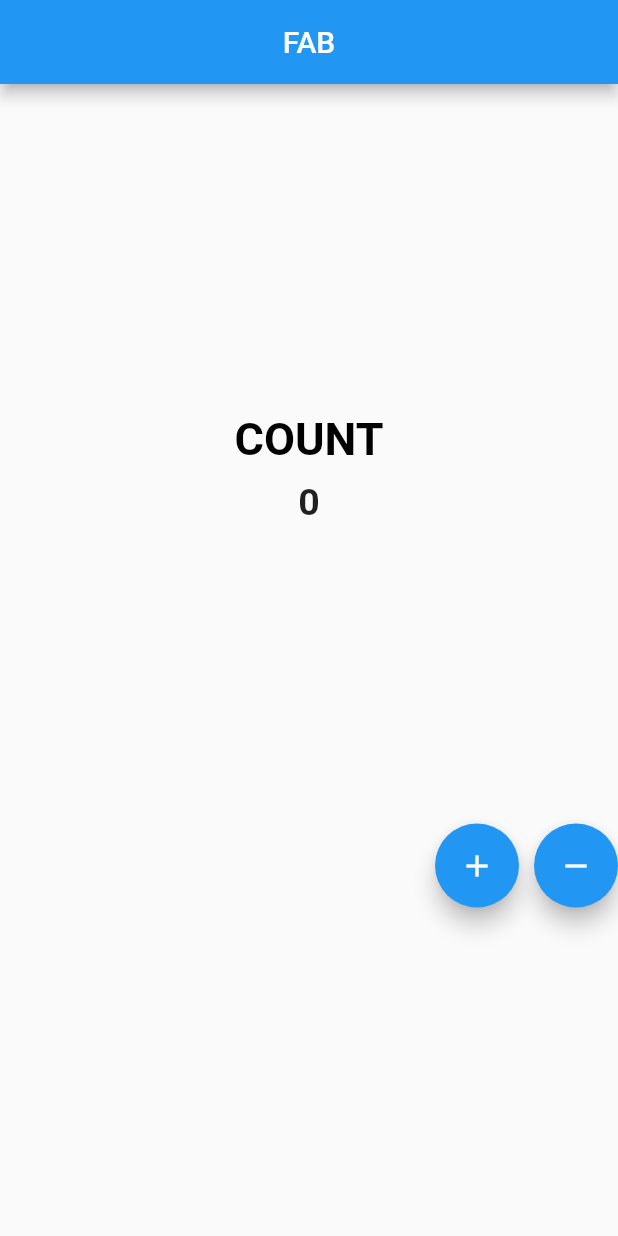
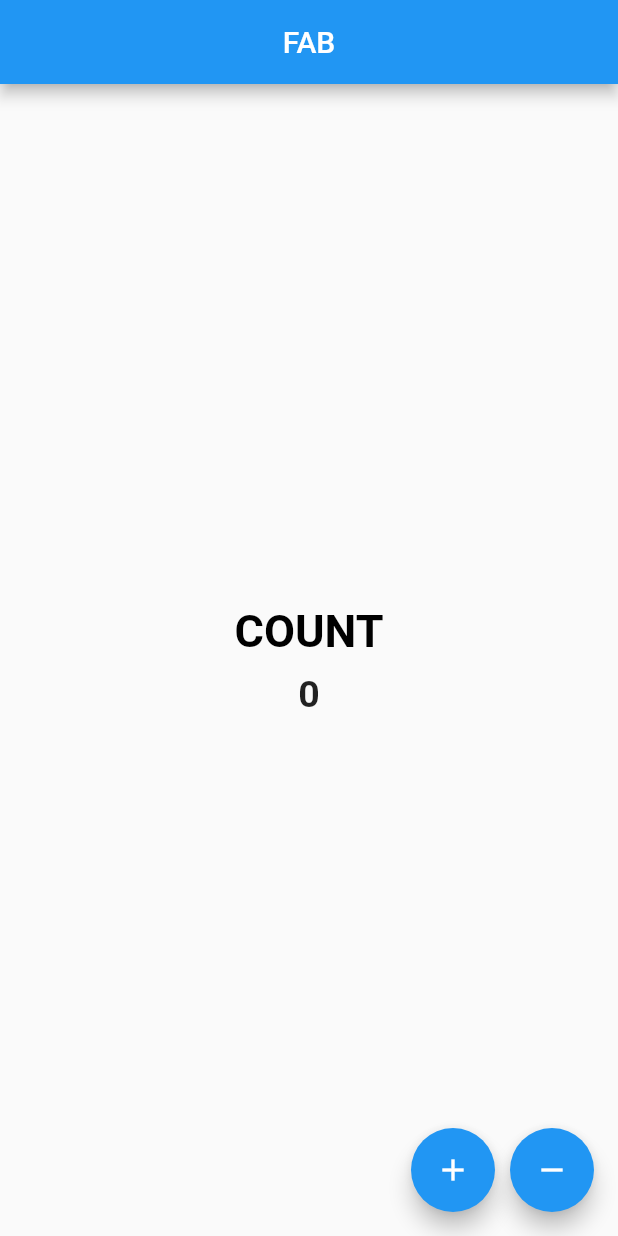
Before and after one commit to obidekatherine/floating_btn, a Flutter app: the screen it shows after launch, after a tap on the "add" icon, after a tap on the "remove" icon, on a phone screen of 412 x 824 dp. Run offline on Flutter 3.47's test engine with Material 2 defaults, Android fonts, the phone set to English and light mode, and no system bars.

Commit message:
new commit

```diff
--- a/lib/main.dart
+++ b/lib/main.dart
@@ -1,3 +1,4 @@
+import 'package:flutter/cupertino.dart';
 import 'package:flutter/material.dart';
 
 void main() {
@@ -20,7 +21,20 @@ class ButtonPage extends StatefulWidget {
 }
 
 class _ButtonPageState extends State<ButtonPage> {
-  int count = 0;
+  int _count = 0;
+
+  void _incrementCounter() {
+    setState(() {
+      _count++;
+    });
+  }
+
+  void _decrementCounter() {
+    setState(() {
+      _count--;
+    });
+  }
+
   @override
   Widget build(BuildContext context) {
     return Scaffold(
@@ -41,47 +55,30 @@ class _ButtonPageState extends State<ButtonPage> {
             ),
             SizedBox(height: 10),
             Text(
-              count.toString(),
+              _count.toString(),
               style: TextStyle(
                 fontSize: 25,
                 fontWeight: FontWeight.bold,
               ),
             ),
-            SizedBox(
-              height: 200,
+          ],
         ),
-            Row(
+      ),
+      floatingActionButton: Row(
         mainAxisAlignment: MainAxisAlignment.end,
         children: [
           FloatingActionButton(
-                  child: Icon(
-                    Icons.add,
-                    color: Colors.white,
+            onPressed: _incrementCounter,
+            tooltip: 'Increment',
+            child: Icon(Icons.add),
           ),
-                  onPressed: () {
-                    setState(() {
-                      count++;
-                    });
-                  },
-                ),
-                SizedBox(
-                  width: 10,
-                ),
+          SizedBox(width: 10),
           FloatingActionButton(
-                  child: Icon(
-                    Icons.remove,
-                    color: Colors.white,
-                  ),
-                  onPressed: () {
-                    setState(() {
-                      count--;
-                    });
-                  },
+            onPressed: _decrementCounter,
+            tooltip: 'Decrement',
+            child: Icon(Icons.remove),
           ),
         ],
-            ),
-          ],
-        ),
       ),
     );
   }
```
Lines whose indentation alone changed are shown as unchanged.
